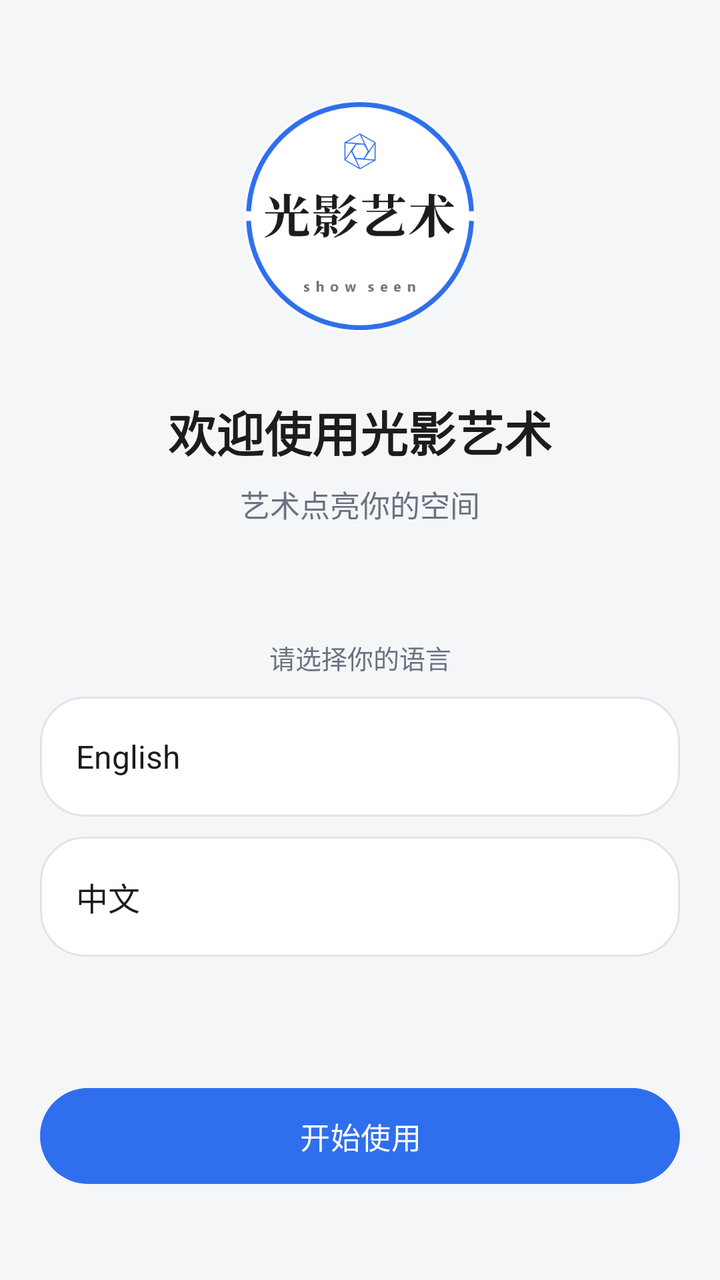
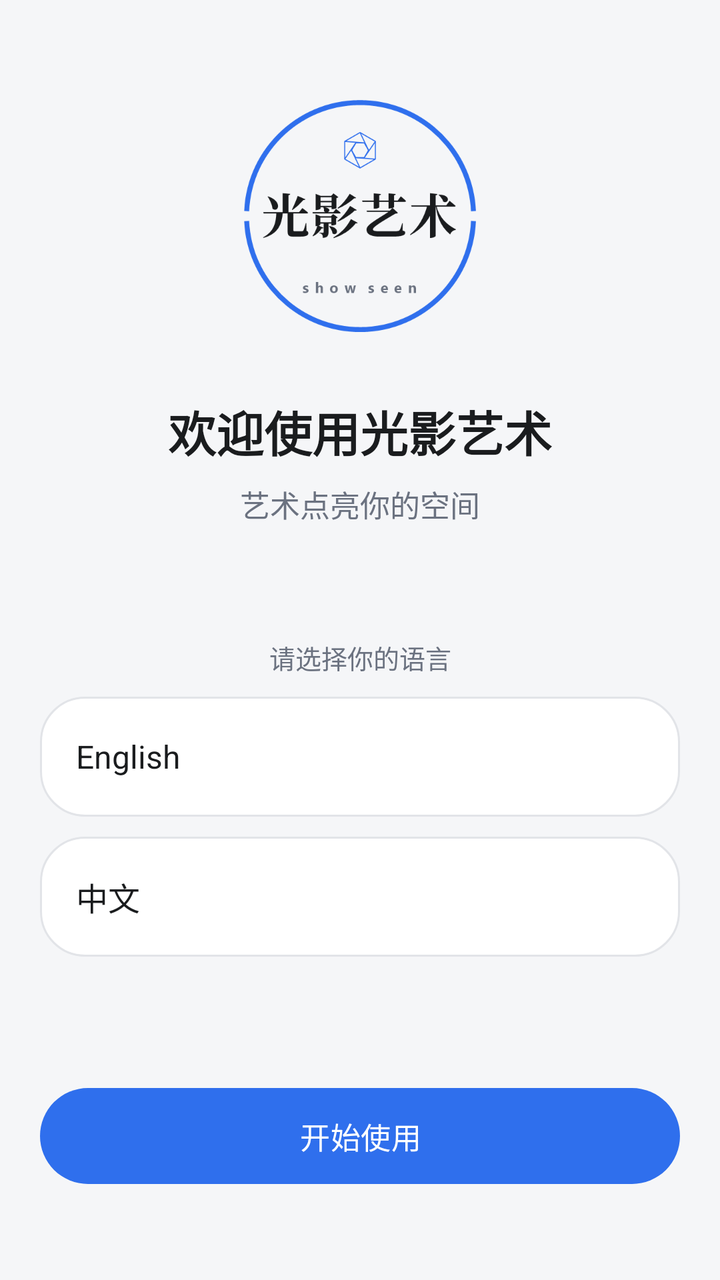

Screens rendered from an Android XML layout before and after an edit, with the pre-edit source and the edit as a unified diff.
<!-- AndroidManifest.xml: application theme Theme.LightShadowArtPhone -->
<!-- res/layout/activity_welcome.xml -->
<?xml version="1.0" encoding="utf-8"?>
<LinearLayout xmlns:android="http://schemas.android.com/apk/res/android"
    xmlns:app="http://schemas.android.com/apk/res-auto"
    android:layout_width="match_parent"
    android:layout_height="match_parent"
    android:background="@color/app_bg"
    android:orientation="vertical">

    <ScrollView
        android:layout_width="match_parent"
        android:layout_height="0dp"
        android:layout_weight="1"
        android:clipToPadding="false"
        android:fillViewport="true">

        <LinearLayout
            android:layout_width="match_parent"
            android:layout_height="wrap_content"
            android:orientation="vertical"
            android:paddingStart="@dimen/page_horizontal_padding"
            android:paddingTop="@dimen/page_vertical_padding"
            android:paddingEnd="@dimen/page_horizontal_padding"
            android:paddingBottom="@dimen/page_vertical_padding">

            
            <Space
                android:layout_width="match_parent"
                android:layout_height="0dp"
                android:layout_weight="0.4" />

            
            <ImageView
                android:id="@+id/iv_welcome_logo"
                android:layout_width="@dimen/welcome_logo_size"
                android:layout_height="@dimen/welcome_logo_size"
                android:layout_gravity="center_horizontal"
                android:background="@drawable/bg_brand_logo_circle"
                android:padding="@dimen/brand_logo_inset"
                android:clipToOutline="true"
                android:contentDescription="@string/app_name"
                android:scaleType="fitCenter"
                android:src="@drawable/ic_brand_logo" />

            <TextView
                android:id="@+id/tv_welcome_title"
                style="@style/Text.TitleLarge"
                android:layout_width="match_parent"
                android:layout_height="wrap_content"
                android:layout_marginTop="@dimen/welcome_title_gap"
                android:gravity="center"
                android:text="@string/welcome_title" />

            <TextView
                android:id="@+id/tv_welcome_subtitle"
                style="@style/Text.Body"
                android:layout_width="match_parent"
                android:layout_height="wrap_content"
                android:layout_marginTop="@dimen/welcome_subtitle_gap"
                android:gravity="center"
                android:text="@string/welcome_subtitle"
                android:textColor="@color/text_secondary" />

            
            <TextView
                style="@style/Text.Hint"
                android:layout_width="match_parent"
                android:layout_height="wrap_content"
                android:layout_marginTop="@dimen/welcome_language_gap"
                android:layout_marginBottom="@dimen/item_gap"
                android:gravity="center"
                android:text="@string/welcome_choose_language" />

            <LinearLayout
                android:id="@+id/card_language_en"
                android:layout_width="match_parent"
                android:layout_height="wrap_content"
                android:background="@drawable/bg_card_outline"
                android:clickable="true"
                android:contentDescription="@string/language_en"
                android:focusable="true"
                android:gravity="center_vertical"
                android:minHeight="60dp"
                android:orientation="horizontal"
                android:paddingStart="@dimen/card_padding"
                android:paddingEnd="@dimen/card_padding">

                <TextView
                    android:id="@+id/tv_language_en"
                    style="@style/Text.RowTitle"
                    android:layout_width="0dp"
                    android:layout_height="wrap_content"
                    android:layout_weight="1"
                    android:importantForAccessibility="no"
                    android:text="@string/language_en" />

                <ImageView
                    android:id="@+id/iv_language_en_check"
                    android:layout_width="22dp"
                    android:layout_height="22dp"
                    android:contentDescription="@null"
                    android:importantForAccessibility="no"
                    android:src="@drawable/ic_check_circle"
                    android:visibility="invisible"
                    app:tint="@color/primary_blue" />
            </LinearLayout>

            <LinearLayout
                android:id="@+id/card_language_zh"
                android:layout_width="match_parent"
                android:layout_height="wrap_content"
                android:layout_marginTop="@dimen/item_gap"
                android:background="@drawable/bg_card_outline"
                android:clickable="true"
                android:contentDescription="@string/language_zh"
                android:focusable="true"
                android:gravity="center_vertical"
                android:minHeight="60dp"
                android:orientation="horizontal"
                android:paddingStart="@dimen/card_padding"
                android:paddingEnd="@dimen/card_padding">

                <TextView
                    android:id="@+id/tv_language_zh"
                    style="@style/Text.RowTitle"
                    android:layout_width="0dp"
                    android:layout_height="wrap_content"
                    android:layout_weight="1"
                    android:importantForAccessibility="no"
                    android:text="@string/language_zh" />

                <ImageView
                    android:id="@+id/iv_language_zh_check"
                    android:layout_width="22dp"
                    android:layout_height="22dp"
                    android:contentDescription="@null"
                    android:importantForAccessibility="no"
                    android:src="@drawable/ic_check_circle"
                    android:visibility="invisible"
                    app:tint="@color/primary_blue" />
            </LinearLayout>

            
            <Space
                android:layout_width="match_parent"
                android:layout_height="0dp"
                android:layout_weight="1.0" />

            <com.google.android.material.button.MaterialButton
                android:id="@+id/btn_welcome_start"
                style="@style/PillButton"
                android:layout_width="match_parent"
                android:layout_height="wrap_content"
                android:layout_marginBottom="@dimen/welcome_start_bottom_gap"
                android:text="@string/welcome_get_started" />
        </LinearLayout>
    </ScrollView>
</LinearLayout>
<!-- resources referenced by this layout -->
<resources>
  <color name="app_bg">#F5F6F8</color>
  <color name="primary_blue">#2F6FED</color>
  <color name="text_secondary">#6B7280</color>
  <dimen name="brand_logo_inset">1dp</dimen>
  <dimen name="card_padding">18dp</dimen>
  <dimen name="item_gap">10dp</dimen>
  <dimen name="page_horizontal_padding">20dp</dimen>
  <dimen name="page_vertical_padding">24dp</dimen>
  <dimen name="welcome_language_gap">56dp</dimen>
  <dimen name="welcome_logo_size">116dp</dimen>
  <dimen name="welcome_start_bottom_gap">24dp</dimen>
  <dimen name="welcome_subtitle_gap">8dp</dimen>
  <dimen name="welcome_title_gap">32dp</dimen>
  <!-- drawable bg_brand_logo_circle (drawable) -->
  <?xml version="1.0" encoding="utf-8"?>
  <shape xmlns:android="http://schemas.android.com/apk/res/android"
      android:shape="oval">
      <solid android:color="@color/card_bg" />
  </shape>
  <!-- drawable bg_card_outline (drawable) -->
  <?xml version="1.0" encoding="utf-8"?>
  <shape xmlns:android="http://schemas.android.com/apk/res/android"
      android:shape="rectangle">
      <solid android:color="@color/card_bg" />
      <stroke
          android:width="@dimen/divider_width"
          android:color="@color/divider_stroke" />
      <corners android:radius="@dimen/corner_large" />
  </shape>
  <!-- drawable ic_brand_logo: png bitmap (drawable-xxxhdpi, 20133 bytes) -->
  <!-- drawable ic_check_circle (drawable) -->
  <?xml version="1.0" encoding="utf-8"?>
  <vector xmlns:android="http://schemas.android.com/apk/res/android"
      android:width="24dp"
      android:height="24dp"
      android:viewportWidth="24"
      android:viewportHeight="24">
      <path
          android:fillColor="@color/text_primary"
          android:pathData="M12 2.8A9.2 9.2 0 1 0 12 21.2 9.2 9.2 0 0 0 12 2.8zm-1.3 13.3-3.4-3.4 1.5-1.5 1.9 1.9 4.9-4.9 1.5 1.5z" />
  </vector>
  <string name="app_name">光影艺术</string>
  <string name="language_en">English</string>
  <string name="language_zh">中文</string>
  <string name="welcome_choose_language">请选择你的语言</string>
  <string name="welcome_get_started">开始使用</string>
  <string name="welcome_subtitle">艺术点亮你的空间</string>
  <string name="welcome_title">欢迎使用光影艺术</string>
  <style name="Text.Body" parent="">
          <item name="android:textColor">@color/text_primary</item>
          <item name="android:textSize">@dimen/text_body</item>
          <item name="android:lineSpacingMultiplier">1.15</item>
      </style>
  <style name="Text.Hint" parent="">
          <item name="android:textColor">@color/text_secondary</item>
          <item name="android:textSize">@dimen/text_hint</item>
      </style>
  <style name="Text.RowTitle" parent="">
          <item name="android:textColor">@color/text_primary</item>
          <item name="android:textSize">@dimen/text_row_title</item>
      </style>
  <style name="Text.TitleLarge" parent="">
          <item name="android:textColor">@color/text_primary</item>
          <item name="android:textSize">@dimen/text_title_large</item>
          <item name="android:textStyle">bold</item>
      </style>
  <color name="card_bg">#FFFFFF</color>
  <dimen name="divider_width">1dp</dimen>
  <color name="divider_stroke">#E2E4E8</color>
  <dimen name="corner_large">22dp</dimen>
  <color name="text_primary">#1A1C1E</color>
  <dimen name="touch_min_height">48dp</dimen>
  <dimen name="text_button">15sp</dimen>
  <dimen name="corner_pill">28dp</dimen>
  <dimen name="text_body">15sp</dimen>
  <dimen name="text_hint">13sp</dimen>
  <dimen name="text_row_title">16sp</dimen>
  <dimen name="text_title_large">24sp</dimen>
  <color name="on_primary">#FFFFFF</color>
  <color name="primary_soft">#E9EFFD</color>
  <color name="card_tint">#F5F6F8</color>
  <color name="status_destructive">#C0392B</color>
  <!-- unchanged entries left out for length: 2 -->
</resources>

<!-- the commit's change to res/layout/activity_welcome.xml (unified diff, before → after) -->
@@ -34,9 +34,6 @@
                 android:layout_width="@dimen/welcome_logo_size"
                 android:layout_height="@dimen/welcome_logo_size"
                 android:layout_gravity="center_horizontal"
-                android:background="@drawable/bg_brand_logo_circle"
-                android:padding="@dimen/brand_logo_inset"
-                android:clipToOutline="true"
                 android:contentDescription="@string/app_name"
                 android:scaleType="fitCenter"
                 android:src="@drawable/ic_brand_logo" />
<!-- resource entries referenced after the edit -->
@@ -3,7 +3,6 @@
   <color name="app_bg">#F5F6F8</color>
   <color name="primary_blue">#2F6FED</color>
   <color name="text_secondary">#6B7280</color>
-  <dimen name="brand_logo_inset">1dp</dimen>
   <dimen name="card_padding">18dp</dimen>
   <dimen name="item_gap">10dp</dimen>
   <dimen name="page_horizontal_padding">20dp</dimen>
@@ -13,12 +12,6 @@
   <dimen name="welcome_start_bottom_gap">24dp</dimen>
   <dimen name="welcome_subtitle_gap">8dp</dimen>
   <dimen name="welcome_title_gap">32dp</dimen>
-  <!-- drawable bg_brand_logo_circle (drawable) -->
-  <?xml version="1.0" encoding="utf-8"?>
-  <shape xmlns:android="http://schemas.android.com/apk/res/android"
-      android:shape="oval">
-      <solid android:color="@color/card_bg" />
-  </shape>
   <!-- drawable bg_card_outline (drawable) -->
   <?xml version="1.0" encoding="utf-8"?>
   <shape xmlns:android="http://schemas.android.com/apk/res/android"
@@ -29,7 +22,7 @@
           android:color="@color/divider_stroke" />
       <corners android:radius="@dimen/corner_large" />
   </shape>
-  <!-- drawable ic_brand_logo: png bitmap (drawable-xxxhdpi, 20133 bytes) -->
+  <!-- drawable ic_brand_logo: png bitmap (drawable-xxxhdpi, 19820 bytes) -->
   <!-- drawable ic_check_circle (drawable) -->
   <?xml version="1.0" encoding="utf-8"?>
   <vector xmlns:android="http://schemas.android.com/apk/res/android"
